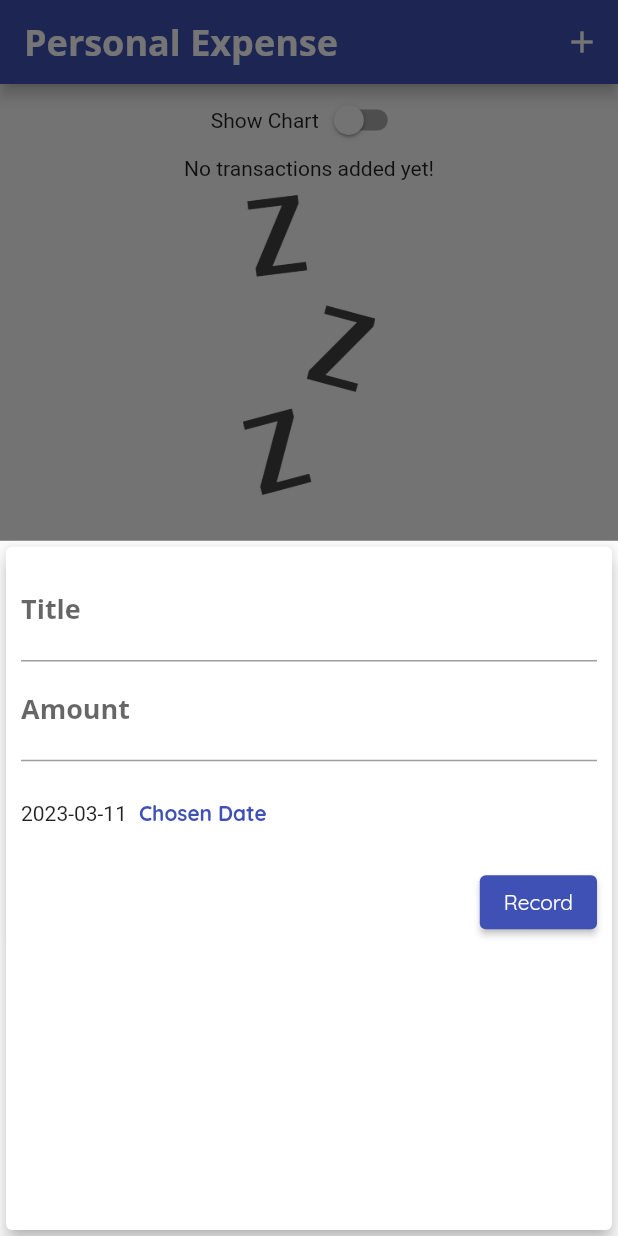
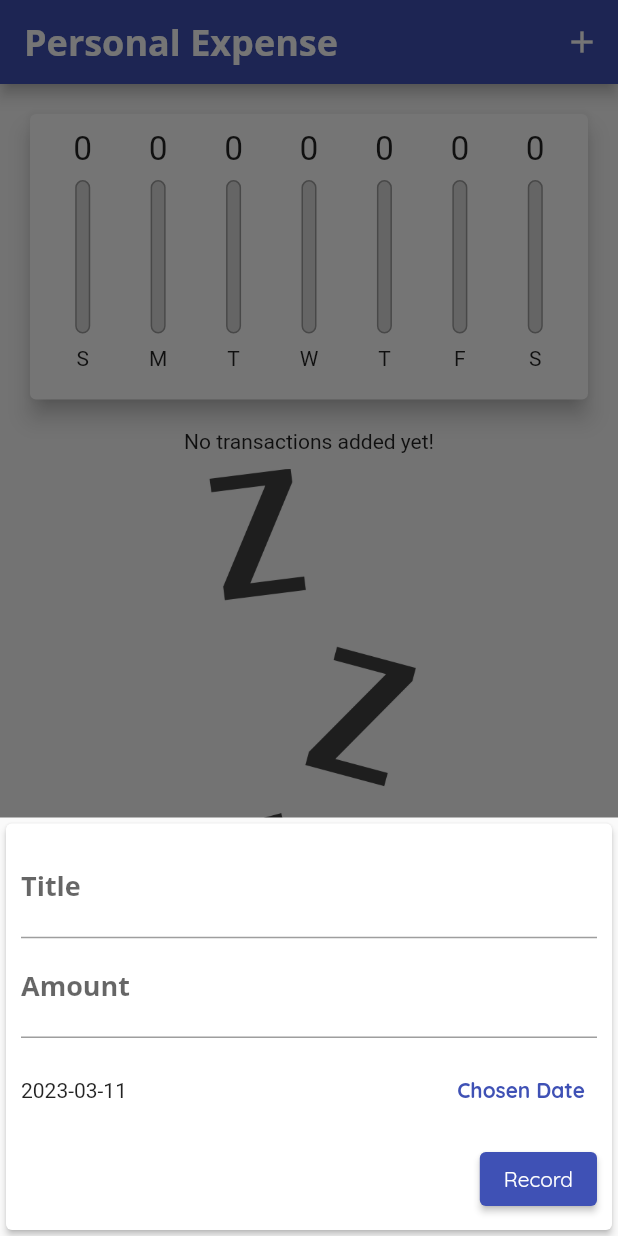
Before and after one commit to HooEP01/expense-tracker, a Flutter app: the screen it shows after launch, after a tap on the "add" icon, on a phone screen of 412 x 824 dp. Run offline on Flutter 3.47's test engine with Material 2 defaults, Android fonts, the phone set to English and light mode, and no system bars; missing offline and left inert: dart:ffi.

```diff
--- a/lib/main.dart
+++ b/lib/main.dart
@@ -1,5 +1,9 @@
+import 'dart:math';
+
 import 'package:flutter/material.dart';
 import 'package:flutter/services.dart';
+import 'package:flutter/cupertino.dart';
+import 'dart:io';
 import 'models/transaction.dart';
 import 'widgets/new_transactions.dart';
 import 'widgets/transaction_list.dart';
@@ -30,7 +34,7 @@ class MyApp extends StatelessWidget {
                 fontWeight: FontWeight.bold,
                 fontSize: 18,
               ),
-              labelLarge: TextStyle(color: Colors.white),
+              labelLarge: const TextStyle(color: Colors.white),
             ),
         appBarTheme: const AppBarTheme(
           titleTextStyle: TextStyle(
@@ -118,7 +122,24 @@ class _MyHomePageState extends State<MyHomePage> {
 
   @override
   Widget build(BuildContext context) {
-    final appBar = AppBar(
+    final mediaQuery = MediaQuery.of(context);
+
+    final isLandScape = mediaQuery.orientation == Orientation.landscape;
+
+    final PreferredSizeWidget appBar = Platform.isIOS
+        ? CupertinoNavigationBar(
+            middle: const Text(
+              'Personal Expense',
+            ),
+            trailing: Row(
+              mainAxisSize: MainAxisSize.min,
+              children: <Widget>[
+                GestureDetector(
+                    child: const Icon(CupertinoIcons.add),
+                    onTap: () => startAddNewTransaction(context))
+              ],
+            ))
+        : AppBar(
             title: const Text('Personal Expense'),
             actions: <Widget>[
               IconButton(
@@ -128,20 +149,30 @@ class _MyHomePageState extends State<MyHomePage> {
                 },
               )
             ],
+          ) as PreferredSizeWidget;
+
+    final txListWidget = Container(
+      height: (mediaQuery.size.height -
+              appBar.preferredSize.height -
+              mediaQuery.padding.top) *
+          0.7,
+      child: TransactionList(_userTransaction, deleteTransaction),
     );
-
-    return Scaffold(
-      appBar: appBar,
-      body: SingleChildScrollView(
+    final pageBody = SafeArea(
+      child: SingleChildScrollView(
         child: Column(
           mainAxisAlignment: MainAxisAlignment.start,
           crossAxisAlignment: CrossAxisAlignment.stretch,
           children: <Widget>[
+            if (isLandScape)
               Row(
                 mainAxisAlignment: MainAxisAlignment.center,
-              children: [
-                const Text('Show Chart'),
-                Switch(
+                children: <Widget>[
+                  Text(
+                    'Show Chart',
+                    style: Theme.of(context).textTheme.bodyMedium,
+                  ),
+                  Switch.adaptive(
                     value: _showChart,
                     onChanged: (val) {
                       setState(() {
@@ -151,26 +182,43 @@ class _MyHomePageState extends State<MyHomePage> {
                   ),
                 ],
               ),
+            if (isLandScape)
               _showChart
                   ? Container(
-                    height: (MediaQuery.of(context).size.height -
+                      height: (mediaQuery.size.height -
                               appBar.preferredSize.height -
-                            MediaQuery.of(context).padding.top) *
-                        1,
+                              mediaQuery.padding.top) *
+                          0.7,
                       child: Chart(_recentTransactions),
                     )
-                : Container(
-                    height: (MediaQuery.of(context).size.height -
+                  : txListWidget,
+            if (!isLandScape)
+              Container(
+                height: (mediaQuery.size.height -
                         appBar.preferredSize.height -
-                            MediaQuery.of(context).padding.top) *
-                        1,
-                    child: TransactionList(_userTransaction, deleteTransaction),
+                        mediaQuery.padding.top) *
+                    0.3,
+                child: Chart(_recentTransactions),
               ),
+            if (!isLandScape) txListWidget
           ],
         ),
       ),
-      floatingActionButtonLocation: FloatingActionButtonLocation.centerFloat,
-      floatingActionButton: FloatingActionButton(
+    );
+
+    return Platform.isIOS
+        ? CupertinoPageScaffold(
+            navigationBar: appBar as ObstructingPreferredSizeWidget,
+            child: pageBody,
+          )
+        : Scaffold(
+            appBar: appBar,
+            body: pageBody,
+            floatingActionButtonLocation:
+                FloatingActionButtonLocation.centerFloat,
+            floatingActionButton: Platform.isIOS
+                ? Container()
+                : FloatingActionButton(
                     child: const Icon(Icons.add),
                     onPressed: () {
                       startAddNewTransaction(context);
--- a/lib/widgets/new_transactions.dart
+++ b/lib/widgets/new_transactions.dart
@@ -1,5 +1,7 @@
 import 'dart:ffi';
+import 'dart:io';
 
+import 'package:flutter/cupertino.dart';
 import 'package:flutter/material.dart';
 import 'package:intl/intl.dart';
 
@@ -52,10 +54,16 @@ class _NewTransactionState extends State<NewTransaction> {
 
   @override
   Widget build(BuildContext context) {
-    return Card(
-      elevation: 5,
+    return SingleChildScrollView(
+      child: Card(
+        elevation: 2,
         child: Container(
-        padding: const EdgeInsets.all(10),
+          padding: EdgeInsets.only(
+            top: 10,
+            left: 10,
+            right: 10,
+            bottom: MediaQuery.of(context).viewInsets.bottom + 10,
+          ),
           child: Column(
             crossAxisAlignment: CrossAxisAlignment.end,
             children: <Widget>[
@@ -76,13 +84,26 @@ class _NewTransactionState extends State<NewTransaction> {
               Container(
                 height: 70,
                 child: Row(
+                  mainAxisAlignment: MainAxisAlignment.spaceBetween,
                   children: [
                     Text(
                       _selectedDate == null
                           ? 'No Date Chosen!'
                           : DateFormat("yyyy-MM-dd").format(_selectedDate),
                     ),
-                  TextButton(
+                    Platform.isIOS
+                        ? CupertinoButton(
+                            child: const Text(
+                              'Chosen Date',
+                              style: TextStyle(
+                                fontWeight: FontWeight.bold,
+                              ),
+                            ),
+                            onPressed: () {
+                              presentDatePicker();
+                            },
+                          )
+                        : TextButton(
                             child: const Text(
                               'Chosen Date',
                               style: TextStyle(
@@ -100,7 +121,8 @@ class _NewTransactionState extends State<NewTransaction> {
                 style: ButtonStyle(
                   backgroundColor: MaterialStateProperty.all<Color>(
                       Theme.of(context).colorScheme.primary),
-                foregroundColor: MaterialStateProperty.all<Color>(Colors.white),
+                  foregroundColor:
+                      MaterialStateProperty.all<Color>(Colors.white),
                 ),
                 child: const Text('Record'),
                 onPressed: () {
@@ -111,6 +133,7 @@ class _NewTransactionState extends State<NewTransaction> {
             ],
           ),
         ),
+      ),
     );
   }
 }
--- a/lib/widgets/transaction_list.dart
+++ b/lib/widgets/transaction_list.dart
@@ -12,7 +12,8 @@ class TransactionList extends StatelessWidget {
   Widget build(BuildContext context) {
     return Container(
       child: userTransaction.isEmpty
-          ? Column(children: <Widget>[
+          ? LayoutBuilder(builder: (ctx, constraints) {
+              return Column(children: <Widget>[
                 Text(
                   'No transactions added yet!',
                   style: Theme.of(context).textTheme.bodyMedium,
@@ -21,13 +22,14 @@ class TransactionList extends StatelessWidget {
                   height: 10,
                 ),
                 Container(
-                height: 200,
+                  height: constraints.maxHeight * 0.6,
                   child: Image.asset(
                     'assets/images/waiting.png',
                     fit: BoxFit.cover,
                   ),
                 ),
-            ])
+              ]);
+            })
           : ListView.builder(
               itemBuilder: (BuildContext context, int index) {
                 return Card(
@@ -52,7 +54,15 @@ class TransactionList extends StatelessWidget {
                       ),
                       subtitle: Text(DateFormat("yyyy-MM-dd, H:m")
                           .format(userTransaction[index].date)),
-                      trailing: IconButton(
+                      trailing: MediaQuery.of(context).size.width > 400
+                          ? TextButton.icon(
+                              icon: const Icon(Icons.delete),
+                              label: const Text('Delete'),
+                              onPressed: () {
+                                deleteTx(userTransaction[index].id);
+                              },
+                            )
+                          : IconButton(
                               icon: const Icon(Icons.delete),
                               color: Colors.red,
                               onPressed: () {
```
Lines whose indentation alone changed are shown as unchanged.
